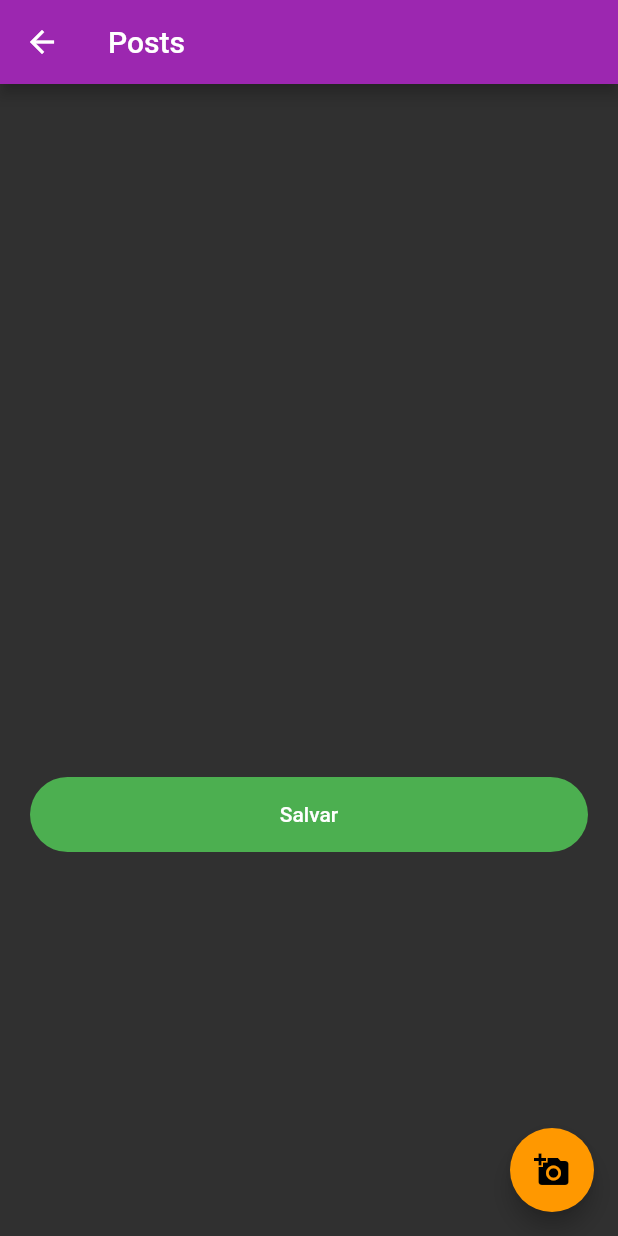
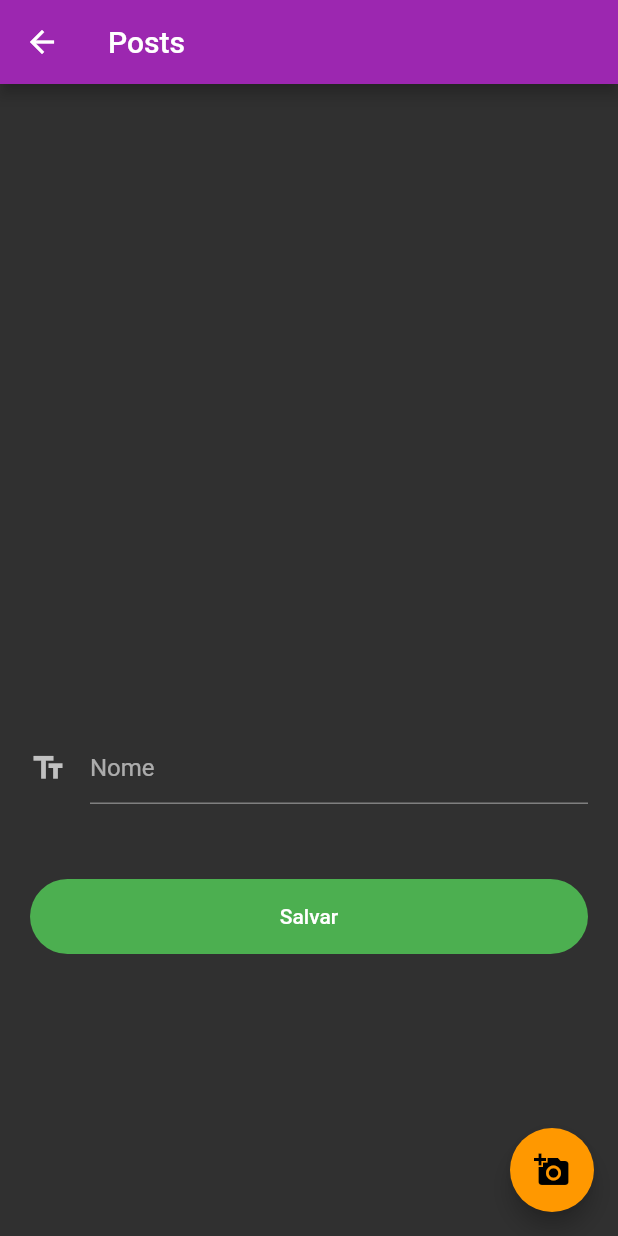
Before and after one commit to firminoazevedo/simpleDesignGenerator, a Flutter app: the Parabens screen opened directly, after a tap on the "add a photo" icon, on a phone screen of 412 x 824 dp. Run offline on Flutter 3.47's test engine with Material 2 defaults, Android fonts, the light colour scheme and no system bars; drawn by our look-alikes of auto_size_text; our stand-ins replace google_fonts, image_cropper, image_gallery_saver, image_picker, permission_handler; statements that could not run were skipped.

Commit message:
Feat: name in parabens page

```diff
--- a/lib/parabens.dart
+++ b/lib/parabens.dart
@@ -14,8 +14,6 @@
 }
 
 class _ParabensState extends State<Parabens> {
-
-
   final GlobalKey globalKey = new GlobalKey();
 
   String bg = "assets/parabens.jpg";
@@ -25,7 +23,7 @@
 
   int mxLine = 1;
 
-  double mxFontSize = 42;
+  double mxFontSize = 35;
 
   double txtTopMargin;
 
@@ -63,26 +61,47 @@
                     ),
 
                     // image background
-                    _image != null ? AspectRatio(
+                    _image != null
+                        ? AspectRatio(
                             aspectRatio: 1.0,
                             child: Image.asset(
                               bg,
                             ),
-                    ) : Container(),
+                          )
+                        : Container(),
 
                     //
-                    _image != null ? Container(
+                    //
+                    Column(
+                      children: [
+                        _image != null
+                            ? Container(
                                 width: 180.0,
                                 height: 180.0,
                                 decoration: BoxDecoration(
-
-                          border: Border.all(color: Colors.white, width: 3),
+                                    border: Border.all(
+                                        color: Colors.white, width: 3),
                                     shape: BoxShape.circle,
                                     image: DecorationImage(
                                         fit: BoxFit.cover,
                                         image: FileImage(_image))),
-                      ) : Container(),
-                    //
+                              )
+                            : Container(),
+                            SizedBox(height: 8,),
+                        Center(
+                          child: AutoSizeText(
+                            centerText,
+                            textAlign: TextAlign.center,
+                            maxLines: mxLine,
+                            maxFontSize: mxFontSize,
+                            style: GoogleFonts.fredokaOne(
+                                fontWeight: FontWeight.w500,
+                                fontSize: mxFontSize,
+                                color: Colors.white),
+                          ),
+                        ),
+                      ],
+                    ),
 
                     Positioned(
                       top: MediaQuery.of(context).size.width / 2.15,
@@ -96,25 +115,14 @@
                           //color: Colors.white,
                         ),
                         child: RotationTransition(
-                          turns: AlwaysStoppedAnimation(-8 / 360) ,
-                            child: Center(
-                            child: AutoSizeText(
-                              centerText.toUpperCase(),
-                              textAlign: TextAlign.center,
-                              maxLines: mxLine,
-                              maxFontSize: mxFontSize,
-                              style: GoogleFonts.fredokaOne(
-                                  fontWeight: FontWeight.w500,
-                                  fontSize: mxFontSize,
-                                  color: Colors.white),
-                            ),
-                          ),
-                        ),
+                            turns: AlwaysStoppedAnimation(-8 / 360),
+                            child: Container()),
                       ),
                     ),
 
                     // texto do meio
-                    (headerText.length > 0) ?  Positioned(
+                    (headerText.length > 0)
+                        ? Positioned(
                             top: MediaQuery.of(context).size.width / 1.52,
                             left: 95,
                             right: 95,
@@ -135,7 +143,8 @@
                                 ),
                               ),
                             ),
-                    ) : Container(),
+                          )
+                        : Container(),
 
                     // texto de especialidade
                     Positioned(
@@ -172,37 +181,35 @@
                   ],
                 ),
               ),
-
-
               imageSelected
                   ? Container(
                       padding: EdgeInsets.symmetric(horizontal: 20),
                       child: Column(
                         children: <Widget>[
-                          /*
+                          SizedBox(
+                            height: 20,
+                          ),
                           TextField(
                             onChanged: (val) {
-
-                              if (val.length > 13){
+                              if (val.length > 13) {
                                 setState(() {
-                                  mxFontSize = 24;
+                                  mxFontSize--;
                                   mxLine = 2;
                                 });
                               } else {
-                                mxFontSize = 42;
+                                mxFontSize = 35;
                                 mxLine = 1;
                               }
                               setState(() {
                                 centerText = val;
                               });
                             },
-                            decoration:
-                                InputDecoration(
+                            decoration: InputDecoration(
                                 icon: Icon(Icons.text_fields),
-                                  hintText: "Texto central"),
+                                hintText: "Nome"),
                           ),
 
-                          TextField(
+                          /*TextField(
 
                             onChanged: (val) {
                               setState(() {
@@ -232,8 +239,9 @@
                             height: 20,
                           ), */
 
-                          SizedBox(height: 50,),
-
+                          SizedBox(
+                            height: 50,
+                          ),
                           ClipRRect(
                             borderRadius: BorderRadius.circular(50),
                             child: Container(
@@ -242,26 +250,32 @@
                               child: RaisedButton(
                                 color: Colors.green,
                                 onPressed: () async {
-                                  _imageFile =  await SalvarImage().takeScreenshot(globalKey);
-                                  showDialog(context: context,
-                                    builder: (BuildContext context) => AlertDialog(
+                                  _imageFile = await SalvarImage()
+                                      .takeScreenshot(globalKey);
+                                  showDialog(
+                                      context: context,
+                                      builder: (BuildContext context) =>
+                                          AlertDialog(
                                             title: Text('Imagem salva!'),
-                                    content: Text('Verique sua galeria '),
+                                            content:
+                                                Text('Verique sua galeria '),
                                             actions: [
-                                      FlatButton(onPressed: (){
+                                              FlatButton(
+                                                  onPressed: () {
                                                     Navigator.of(context).pop();
-                                      }, child: Text('Fechar'))
+                                                  },
+                                                  child: Text('Fechar'))
                                             ],
                                           ));
-                                  setState(() {
-
-                                  });
+                                  setState(() {});
                                 },
                                 child: Text("Salvar"),
                               ),
                             ),
                           ),
-                          SizedBox(height: 50,),
+                          SizedBox(
+                            height: 50,
+                          ),
                         ],
                       ),
                     )
@@ -277,7 +291,7 @@
       ),
       //  FLOATING ACTION BUTTON
       floatingActionButton: FloatingActionButton(
-        onPressed: () async{
+        onPressed: () async {
           _image = await ObterImagem().getImage();
           setState(() {
             imageSelected = true;
```
Lines whose indentation alone changed are shown as unchanged.
